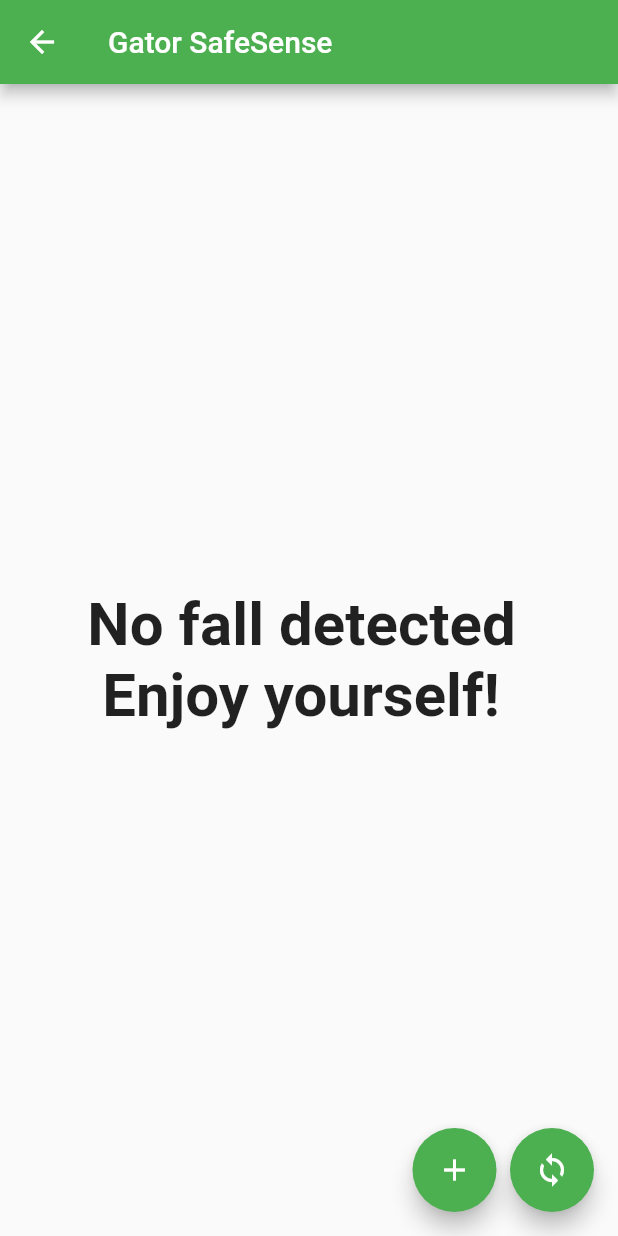
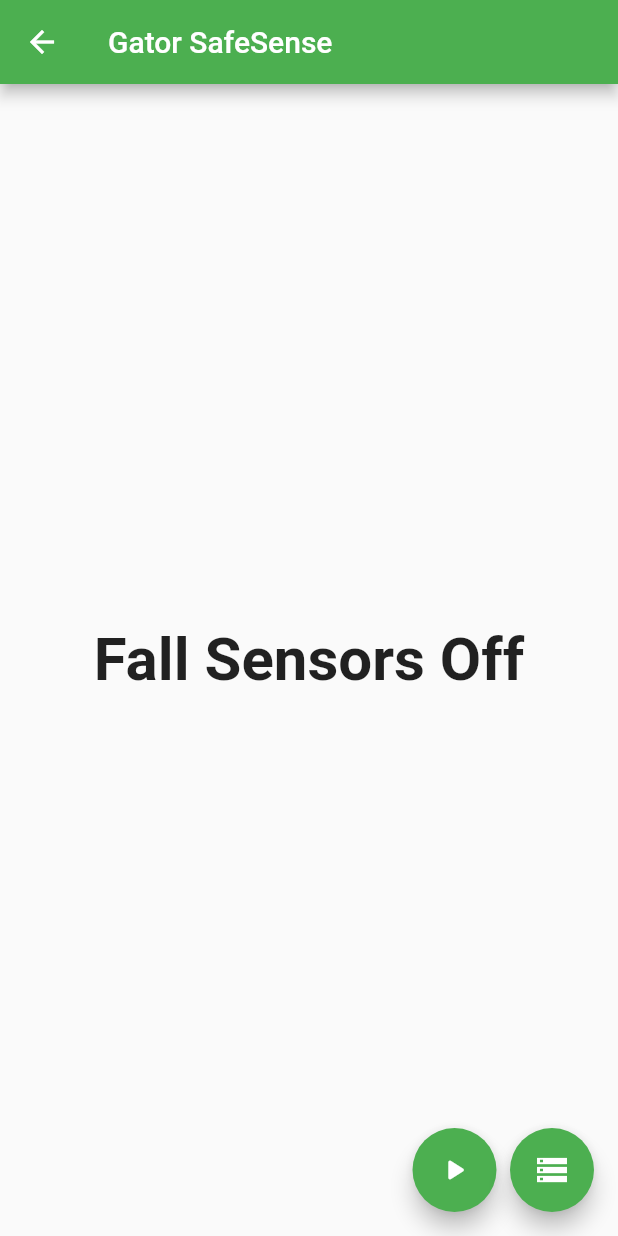
Before and after one commit to Rascyon/flutter_gatorback, a Flutter app: the MyHomePage screen opened directly, on a phone screen of 412 x 824 dp. Run offline on Flutter 3.47's test engine with Material 2 defaults, Android fonts, the phone set to English and light mode, and no system bars; our stand-ins replace firebase_core, firebase_database, just_audio, sensors_plus; accounts and stored records are empty.

Commit message:
Icons and auto play alarm

```diff
--- a/lib/main.dart
+++ b/lib/main.dart
@@ -577,6 +577,7 @@ class _MyHomePageState extends State<MyHomePage> {
       hasFallen = true;
       resetTimer();
     });
+    playAlarm();
   }
 
   Future<void> playAlarm() async {
@@ -609,9 +610,9 @@ class _MyHomePageState extends State<MyHomePage> {
             mainAxisAlignment: MainAxisAlignment.center,
             children: <Widget>[
               Visibility(
-                  child: const Text("No fall detected \n Enjoy yourself!",
-                      style:
-                      TextStyle(fontWeight: FontWeight.bold, fontSize: 40)),
+                  child: _listenSensor ?
+                    const Text("Fall Sensors On", style: TextStyle(fontWeight: FontWeight.bold, fontSize: 40))
+                      : const Text("Fall Sensors Off", style: TextStyle(fontWeight: FontWeight.bold, fontSize: 40)),
                   visible: !hasFallen),
               Visibility(
                 child: const Text('Fall detected \n Are you OK?',
@@ -675,24 +676,24 @@ class _MyHomePageState extends State<MyHomePage> {
                   child: Row(
                     mainAxisAlignment: MainAxisAlignment.center,
                     children: [
-                      Visibility(
-                          child: ElevatedButton(
-                              child: const Text("Noise",
-                                  style: TextStyle(
-                                      fontWeight: FontWeight.bold, fontSize: 50)),
-                              onPressed: playAlarm,
-                              style: ButtonStyle(
-                                  backgroundColor:
-                                  MaterialStateProperty.all<Color>(Colors.blue),
-                                  shadowColor: MaterialStateProperty.all<Color>(
-                                    Colors.green.withOpacity(0.5),
-                                  ),
-                                  fixedSize: MaterialStateProperty.all<Size>(
-                                      const Size(180, 400)))),
-                          visible: (contactAuthorities)),
-                      const SizedBox(
-                        width: 9,
-                      ),
+                      // Visibility(
+                      //     child: ElevatedButton(
+                      //         child: const Text("Noise",
+                      //             style: TextStyle(
+                      //                 fontWeight: FontWeight.bold, fontSize: 50)),
+                      //         onPressed: playAlarm,
+                      //         style: ButtonStyle(
+                      //             backgroundColor:
+                      //             MaterialStateProperty.all<Color>(Colors.blue),
+                      //             shadowColor: MaterialStateProperty.all<Color>(
+                      //               Colors.green.withOpacity(0.5),
+                      //             ),
+                      //             fixedSize: MaterialStateProperty.all<Size>(
+                      //                 const Size(180, 400)))),
+                      //     visible: (contactAuthorities)),
+                      // const SizedBox(
+                      //   width: 9,
+                      // ),
                       Visibility(
                         child: ElevatedButton(
                             child: const Text("Reset",
@@ -721,7 +722,7 @@ class _MyHomePageState extends State<MyHomePage> {
             FloatingActionButton(
               onPressed: _setListenSensor,
               tooltip: 'Trigger Fall',
-              child: const Icon(Icons.add),
+              child: _listenSensor ? const Icon(Icons.pause_rounded) : const Icon(Icons.play_arrow_rounded),
             ),
             const SizedBox(
               width: 9,
@@ -730,8 +731,8 @@ class _MyHomePageState extends State<MyHomePage> {
               onPressed: () {Navigator.push(context,
                 MaterialPageRoute(builder: (context) => const TestPage(title: "Gator SafeSense Test")),
               );},
-              tooltip: 'Reset',
-              child: const Icon(Icons.loop),
+              tooltip: 'Test Page',
+              child: const Icon(Icons.storage),
             ),
           ],
         ),
```
